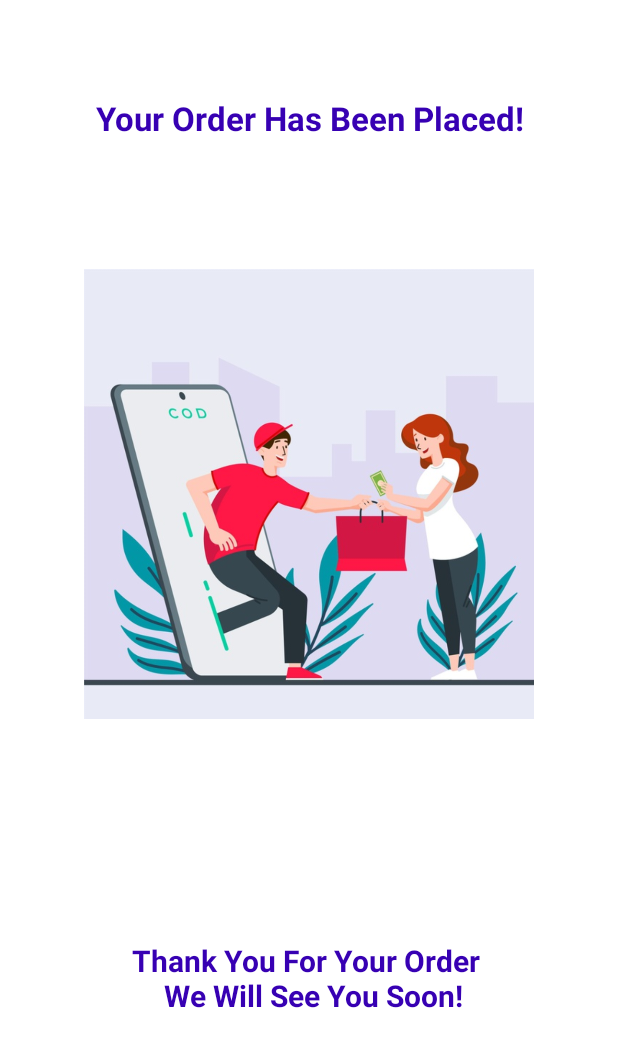
After one commit to LasiniD/food_store, an Android app: the PlaceOrderActivity screen opened directly, with no data from a screen before it, on a phone screen of 412 x 824 dp. The commit adds this screen. Shown: the top 1047 px of the screen. Run offline under Robolectric (Android 15) with nearby library versions, the phone set to English and light mode, and no system bars; our stand-ins replace Firebase (no records; nobody signed in at launch, a user with empty details on screens opened directly).

Commit message:
Place order basic

```diff
--- a/app/src/main/AndroidManifest.xml
+++ b/app/src/main/AndroidManifest.xml
@@ -13,6 +13,9 @@
         android:supportsRtl="true"
         android:theme="@style/Theme.FoodStore"
         tools:targetApi="tiramisu">
+        <activity
+            android:name=".activities.PlaceOrderActivity"
+            android:exported="false" />
         <activity
             android:name=".activities.NavCategoryActivity"
             android:exported="false" />
--- a/app/src/main/java/com/example/foodstore/activities/DetailedActivity.java
+++ b/app/src/main/java/com/example/foodstore/activities/DetailedActivity.java
@@ -143,8 +143,8 @@ public class DetailedActivity extends AppCompatActivity {
         cartMap.put("totalQuantity",quantity.getText().toString());
         cartMap.put("totalPrice",totalPrice);
 
-        firestore.collection("AddToCart").document(auth.getCurrentUser().getUid())
-                .collection("CurrentUser").add(cartMap).addOnCompleteListener(new OnCompleteListener<DocumentReference>() {
+        firestore.collection("CurrentUser").document(auth.getCurrentUser().getUid())
+                .collection("AddToCart").add(cartMap).addOnCompleteListener(new OnCompleteListener<DocumentReference>() {
                     @Override
                     public void onComplete(@NonNull Task<DocumentReference> task) {
                         Toast.makeText(DetailedActivity.this,"Added to a Cart",Toast.LENGTH_SHORT).show();
--- /dev/null
+++ b/app/src/main/java/com/example/foodstore/activities/PlaceOrderActivity.java
@@ -0,0 +1,67 @@
+package com.example.foodstore.activities;
+
+import android.os.Bundle;
+import android.widget.Toast;
+
+import androidx.activity.EdgeToEdge;
+import androidx.annotation.NonNull;
+import androidx.appcompat.app.AppCompatActivity;
+import androidx.core.graphics.Insets;
+import androidx.core.view.ViewCompat;
+import androidx.core.view.WindowInsetsCompat;
+
+import com.example.foodstore.R;
+import com.example.foodstore.models.CartModel;
+import com.google.android.gms.tasks.OnCompleteListener;
+import com.google.android.gms.tasks.Task;
+import com.google.firebase.auth.FirebaseAuth;
+import com.google.firebase.firestore.DocumentReference;
+import com.google.firebase.firestore.FirebaseFirestore;
+
+import java.util.ArrayList;
+import java.util.HashMap;
+import java.util.List;
+
+public class PlaceOrderActivity extends AppCompatActivity {
+
+    FirebaseAuth auth;
+    FirebaseFirestore firestore;
+    @Override
+    protected void onCreate(Bundle savedInstanceState) {
+        super.onCreate(savedInstanceState);
+        EdgeToEdge.enable(this);
+        setContentView(R.layout.activity_place_order);
+
+        auth = FirebaseAuth.getInstance();
+        firestore = FirebaseFirestore.getInstance();
+
+        List<CartModel> list = (ArrayList<CartModel>) getIntent().getSerializableExtra("itemList");
+
+        if (list != null && !list.isEmpty()){
+            for (CartModel model : list){
+                final HashMap<String,Object> cartMap = new HashMap<>();
+
+                cartMap.put("productName",model.getProductName());
+                cartMap.put("productPrice",model.getProductPrice());
+                cartMap.put("currentDate",model.getCurrentDate());
+                cartMap.put("currentTime",model.getCurrentTime());
+                cartMap.put("totalQuantity",model.getTotalQuantity());
+                cartMap.put("totalPrice",model.getTotalPrice());
+
+                firestore.collection("CurrentUser").document(auth.getCurrentUser().getUid())
+                        .collection("MyOrder").add(cartMap).addOnCompleteListener(new OnCompleteListener<DocumentReference>() {
+                            @Override
+                            public void onComplete(@NonNull Task<DocumentReference> task) {
+                                Toast.makeText(PlaceOrderActivity.this,"Order Placed",Toast.LENGTH_SHORT).show();
+                            }
+                        });
+            }
+        }
+
+        ViewCompat.setOnApplyWindowInsetsListener(findViewById(R.id.main), (v, insets) -> {
+            Insets systemBars = insets.getInsets(WindowInsetsCompat.Type.systemBars());
+            v.setPadding(systemBars.left, systemBars.top, systemBars.right, systemBars.bottom);
+            return insets;
+        });
+    }
+}
--- a/app/src/main/java/com/example/foodstore/models/CartModel.java
+++ b/app/src/main/java/com/example/foodstore/models/CartModel.java
@@ -1,6 +1,8 @@
 package com.example.foodstore.models;
 
-public class CartModel {
+import java.io.Serializable;
+
+public class CartModel implements Serializable {
 
     String productName;
     String productPrice;
--- /dev/null
+++ b/app/src/main/res/layout/activity_place_order.xml
@@ -0,0 +1,49 @@
+<?xml version="1.0" encoding="utf-8"?>
+<androidx.constraintlayout.widget.ConstraintLayout xmlns:android="http://schemas.android.com/apk/res/android"
+    xmlns:app="http://schemas.android.com/apk/res-auto"
+    xmlns:tools="http://schemas.android.com/tools"
+    android:id="@+id/main"
+    android:layout_width="match_parent"
+    android:layout_height="match_parent"
+    tools:context=".activities.PlaceOrderActivity">
+
+    <TextView
+        android:id="@+id/textView4"
+        android:layout_width="match_parent"
+        android:layout_height="wrap_content"
+        android:layout_marginTop="64dp"
+        android:text="Your Order Has Been Placed!"
+        android:textAlignment="center"
+        android:textColor="@color/purple_700"
+        android:textSize="22sp"
+        android:textStyle="bold"
+        app:layout_constraintEnd_toEndOf="parent"
+        app:layout_constraintStart_toStartOf="parent"
+        app:layout_constraintTop_toTopOf="parent" />
+
+    <ImageView
+        android:id="@+id/imageView3"
+        android:layout_width="match_parent"
+        android:layout_height="300dp"
+        android:src="@drawable/placedorder"
+        app:layout_constraintBottom_toBottomOf="parent"
+        app:layout_constraintEnd_toEndOf="parent"
+        app:layout_constraintStart_toStartOf="parent"
+        app:layout_constraintTop_toBottomOf="@+id/textView4"
+        app:layout_constraintVertical_bias="0.2" />
+
+    <TextView
+        android:layout_width="match_parent"
+        android:layout_height="wrap_content"
+        android:text="Thank You For Your Order \n We Will See You Soon!"
+        android:textAlignment="center"
+        android:textColor="@color/purple_700"
+        android:textSize="20sp"
+        android:textStyle="bold"
+        app:layout_constraintBottom_toBottomOf="parent"
+        app:layout_constraintEnd_toEndOf="parent"
+        app:layout_constraintStart_toStartOf="parent"
+        app:layout_constraintTop_toBottomOf="@+id/imageView3" />
+
+
+</androidx.constraintlayout.widget.ConstraintLayout>
```
Also changed, not shown: app/src/main/java/com/example/foodstore/MyCartsFragment.java (+18 -2 lines).
